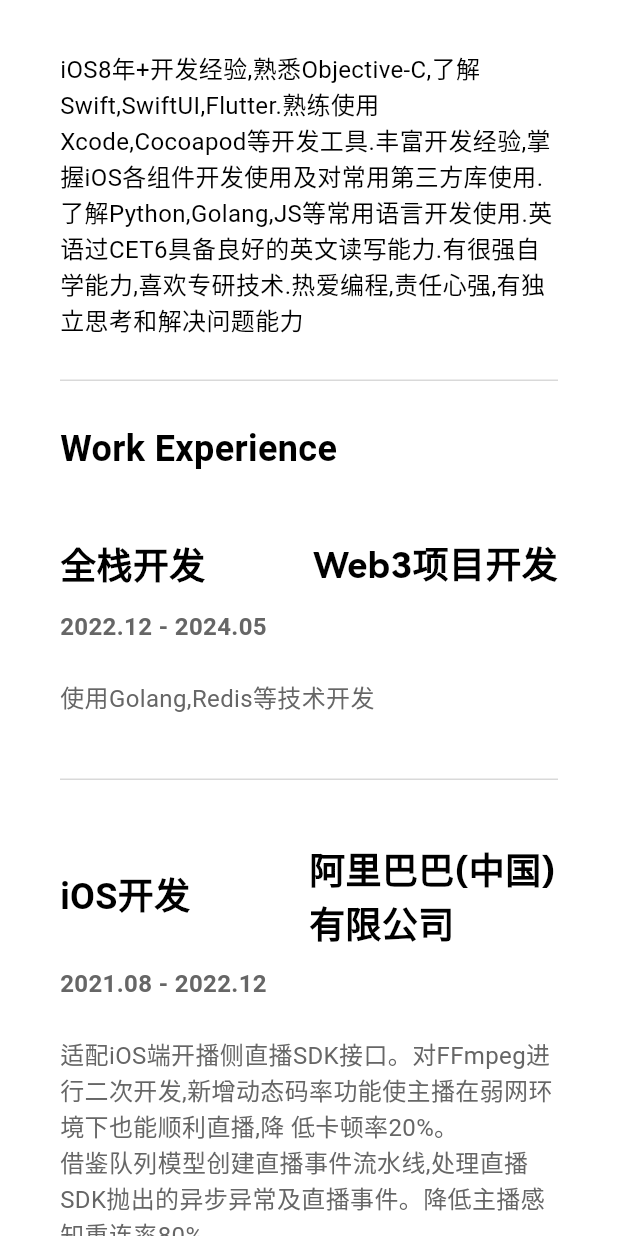
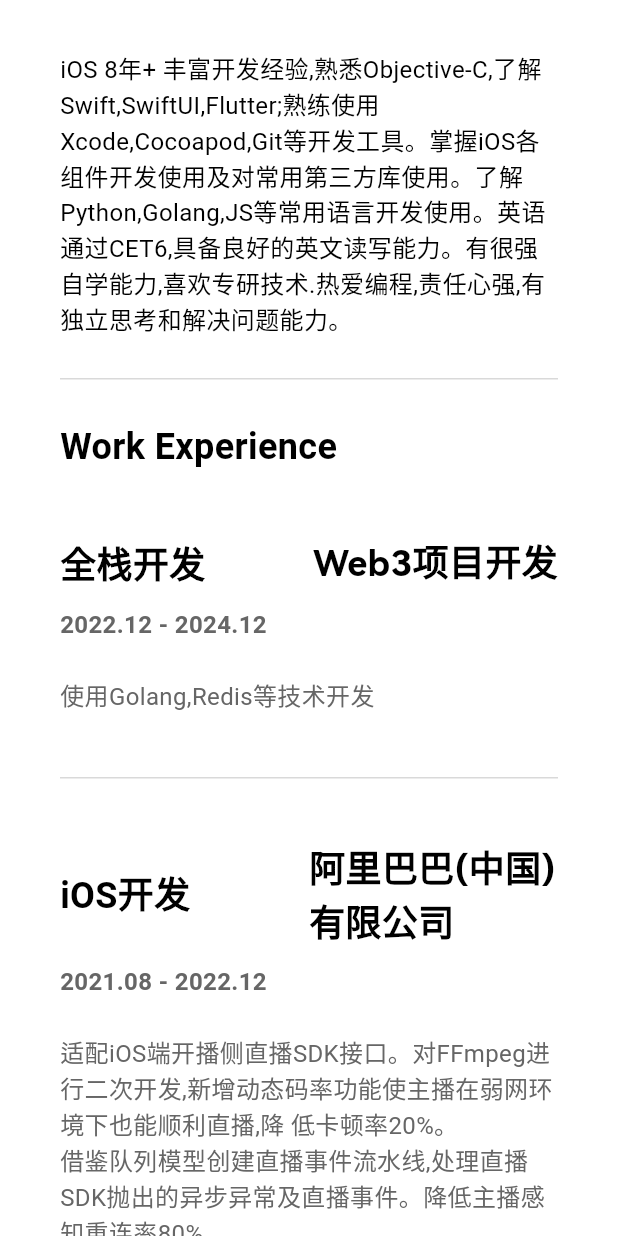
Before and after one commit to swlfigo/f-resume, a Flutter app: the screen it shows after launch, scrolled down 576 dp, on a phone screen of 412 x 824 dp. Run offline on Flutter 3.47's test engine with Material 3 defaults, Android fonts, the phone set to English and light mode, and no system bars; our stand-ins replace flutter_svg, flutter_tags, get, lottie; missing offline and left inert: dart:html.

Commit message:
Update Resume

```diff
--- a/lib/resume/infos.dart
+++ b/lib/resume/infos.dart
@@ -48,7 +48,7 @@ final List<Map<String, String>> SkillsSetInfo = [
 ];
 
 const String selfDescription =
-    'iOS8年+开发经验,熟悉Objective-C,了解Swift,SwiftUI,Flutter.熟练使用Xcode,Cocoapod等开发工具.丰富开发经验,掌握iOS各组件开发使用及对常用第三方库使用.了解Python,Golang,JS等常用语言开发使用.英语过CET6具备良好的英文读写能力.有很强自学能力,喜欢专研技术.热爱编程,责任心强,有独立思考和解决问题能力';
+    'iOS 8年+ 丰富开发经验,熟悉Objective-C,了解Swift,SwiftUI,Flutter;熟练使用Xcode,Cocoapod,Git等开发工具。掌握iOS各组件开发使用及对常用第三方库使用。了解Python,Golang,JS等常用语言开发使用。英语通过CET6,具备良好的英文读写能力。有很强自学能力,喜欢专研技术.热爱编程,责任心强,有独立思考和解决问题能力。';
 
 final List<Map<String, String>> contactInfoMap = [
   {'assets/images/emoji_cake.png': myInfo.birthday},
@@ -68,7 +68,7 @@ class ExperienceInfoModel {
 }
 
 final List<ExperienceInfoModel> myExperience = [
-  ExperienceInfoModel("Web3项目开发", "全栈开发", "2022.12 - 2024.05",
+  ExperienceInfoModel("Web3项目开发", "全栈开发", "2022.12 - 2024.12",
       "使用Golang,Redis等技术开发", "使用Golang,Redis等技术开发"),
   ExperienceInfoModel(
       "阿里巴巴(中国)有限公司",
```
